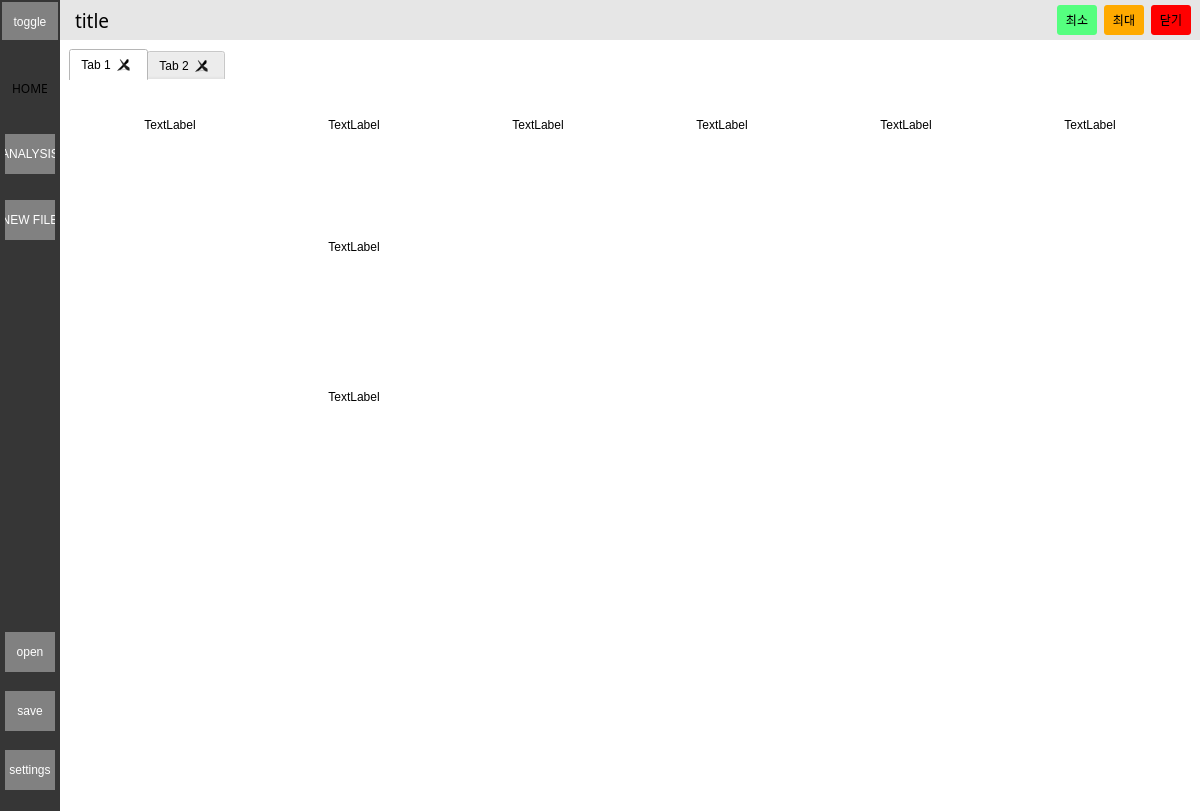
The window that test5.ui (youngwookSong/bwave_gui) describes before a commit, drawn with Qt 5.
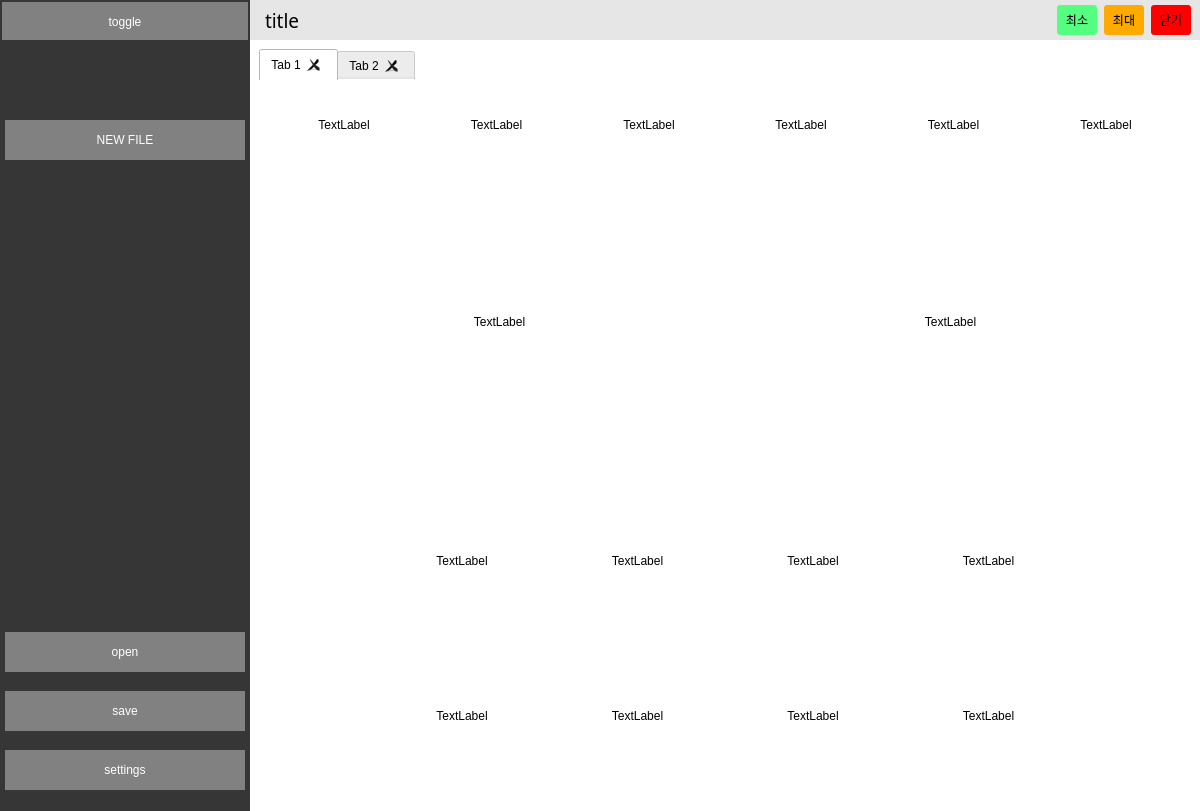
The same window after the commit. Icons and pictures are not drawn.

Patch:
```diff
--- a/test5.ui
+++ b/test5.ui
@@ -92,13 +92,13 @@
            <widget class="QFrame" name="frame_left_menu">
             <property name="minimumSize">
              <size>
-              <width>60</width>
+              <width>250</width>
               <height>0</height>
              </size>
             </property>
             <property name="maximumSize">
              <size>
-              <width>60</width>
+              <width>250</width>
               <height>16777215</height>
              </size>
             </property>
@@ -208,7 +208,7 @@
                <property name="maximumSize">
                 <size>
                  <width>16777215</width>
-                 <height>230</height>
+                 <height>200</height>
                 </size>
                </property>
                <property name="frameShape">
@@ -233,68 +233,6 @@
                 <property name="bottomMargin">
                  <number>2</number>
                 </property>
-                <item>
-                 <widget class="QPushButton" name="btn_home">
-                  <property name="minimumSize">
-                   <size>
-                    <width>0</width>
-                    <height>40</height>
-                   </size>
-                  </property>
-                  <property name="font">
-                   <font>
-                    <family>맑은 고딕</family>
-                    <pointsize>9</pointsize>
-                    <italic>false</italic>
-                    <bold>false</bold>
-                   </font>
-                  </property>
-                  <property name="styleSheet">
-                   <string notr="true">QPushButton{
-	font: 75 9pt &quot;맑은 고딕&quot;;
-	color: rgb(255, 255, 255);
-	
-	background-color: rgb(129, 129, 129);
-	border:0px solid;
-}
-QPushButton:hover{
-	
-	background-color: rgb(152, 255, 140);
-}btn</string>
-                  </property>
-                  <property name="text">
-                   <string>HOME</string>
-                  </property>
-                  <property name="default">
-                   <bool>false</bool>
-                  </property>
-                 </widget>
-                </item>
-                <item>
-                 <widget class="QPushButton" name="btn_anal">
-                  <property name="minimumSize">
-                   <size>
-                    <width>0</width>
-                    <height>40</height>
-                   </size>
-                  </property>
-                  <property name="styleSheet">
-                   <string notr="true">QPushButton{
-	color: rgb(255, 255, 255);
-	
-	background-color: rgb(129, 129, 129);
-	border:0px solid;
-}
-QPushButton:hover{
-	
-	background-color: rgb(152, 255, 140);
-}</string>
-                  </property>
-                  <property name="text">
-                   <string>ANALYSIS</string>
-                  </property>
-                 </widget>
-                </item>
                 <item>
                  <widget class="QPushButton" name="btn_new_file">
                   <property name="minimumSize">
@@ -1109,21 +1047,102 @@
                         <enum>QFrame::Raised</enum>
                        </property>
                        <layout class="QHBoxLayout" name="horizontalLayout_5">
-                        <property name="spacing">
-                         <number>0</number>
-                        </property>
-                        <property name="leftMargin">
-                         <number>0</number>
-                        </property>
-                        <property name="topMargin">
-                         <number>0</number>
-                        </property>
-                        <property name="rightMargin">
-                         <number>0</number>
-                        </property>
-                        <property name="bottomMargin">
-                         <number>0</number>
-                        </property>
+                        <item>
+                         <widget class="QFrame" name="frame_9">
+                          <property name="frameShape">
+                           <enum>QFrame::StyledPanel</enum>
+                          </property>
+                          <property name="frameShadow">
+                           <enum>QFrame::Raised</enum>
+                          </property>
+                          <layout class="QHBoxLayout" name="horizontalLayout_9">
+                           <property name="spacing">
+                            <number>0</number>
+                           </property>
+                           <property name="leftMargin">
+                            <number>0</number>
+                           </property>
+                           <property name="topMargin">
+                            <number>0</number>
+                           </property>
+                           <property name="rightMargin">
+                            <number>0</number>
+                           </property>
+                           <property name="bottomMargin">
+                            <number>0</number>
+                           </property>
+                           <item>
+                            <widget class="QFrame" name="frame_26">
+                             <property name="maximumSize">
+                              <size>
+                               <width>100</width>
+                               <height>16777215</height>
+                              </size>
+                             </property>
+                             <property name="frameShape">
+                              <enum>QFrame::StyledPanel</enum>
+                             </property>
+                             <property name="frameShadow">
+                              <enum>QFrame::Raised</enum>
+                             </property>
+                            </widget>
+                           </item>
+                           <item>
+                            <widget class="QFrame" name="frame_27">
+                             <property name="frameShape">
+                              <enum>QFrame::StyledPanel</enum>
+                             </property>
+                             <property name="frameShadow">
+                              <enum>QFrame::Raised</enum>
+                             </property>
+                             <layout class="QHBoxLayout" name="horizontalLayout_10">
+                              <property name="spacing">
+                               <number>0</number>
+                              </property>
+                              <property name="leftMargin">
+                               <number>0</number>
+                              </property>
+                              <property name="topMargin">
+                               <number>0</number>
+                              </property>
+                              <property name="rightMargin">
+                               <number>0</number>
+                              </property>
+                              <property name="bottomMargin">
+                               <number>0</number>
+                              </property>
+                              <item>
+                               <widget class="QLabel" name="label_9">
+                                <property name="text">
+                                 <string>TextLabel</string>
+                                </property>
+                                <property name="alignment">
+                                 <set>Qt::AlignCenter</set>
+                                </property>
+                               </widget>
+                              </item>
+                             </layout>
+                            </widget>
+                           </item>
+                           <item>
+                            <widget class="QFrame" name="frame_28">
+                             <property name="maximumSize">
+                              <size>
+                               <width>100</width>
+                               <height>16777215</height>
+                              </size>
+                             </property>
+                             <property name="frameShape">
+                              <enum>QFrame::StyledPanel</enum>
+                             </property>
+                             <property name="frameShadow">
+                              <enum>QFrame::Raised</enum>
+                             </property>
+                            </widget>
+                           </item>
+                          </layout>
+                         </widget>
+                        </item>
                         <item>
                          <widget class="QFrame" name="frame_8">
                           <property name="frameShape">
@@ -1134,17 +1153,7 @@
                           </property>
                           <layout class="QVBoxLayout" name="verticalLayout_18">
                            <item>
-                            <widget class="QLabel" name="label_7">
-                             <property name="text">
-                              <string>TextLabel</string>
-                             </property>
-                             <property name="alignment">
-                              <set>Qt::AlignCenter</set>
-                             </property>
-                            </widget>
-                           </item>
-                           <item>
-                            <widget class="QLabel" name="label_8">
+                            <widget class="QLabel" name="label_16">
                              <property name="text">
                               <string>TextLabel</string>
                              </property>
@@ -1156,16 +1165,6 @@
                           </layout>
                          </widget>
                         </item>
-                        <item>
-                         <widget class="QFrame" name="frame_9">
-                          <property name="frameShape">
-                           <enum>QFrame::StyledPanel</enum>
-                          </property>
-                          <property name="frameShadow">
-                           <enum>QFrame::Raised</enum>
-                          </property>
-                         </widget>
-                        </item>
                        </layout>
                       </widget>
                      </item>
@@ -1195,6 +1194,12 @@
                         </property>
                         <item>
                          <widget class="QFrame" name="frame_10">
+                          <property name="maximumSize">
+                           <size>
+                            <width>100</width>
+                            <height>16777215</height>
+                           </size>
+                          </property>
                           <property name="frameShape">
                            <enum>QFrame::StyledPanel</enum>
                           </property>
@@ -1205,6 +1210,143 @@
                         </item>
                         <item>
                          <widget class="QFrame" name="frame_11">
+                          <property name="frameShape">
+                           <enum>QFrame::StyledPanel</enum>
+                          </property>
+                          <property name="frameShadow">
+                           <enum>QFrame::Raised</enum>
+                          </property>
+                          <layout class="QVBoxLayout" name="verticalLayout_20">
+                           <property name="spacing">
+                            <number>0</number>
+                           </property>
+                           <property name="leftMargin">
+                            <number>0</number>
+                           </property>
+                           <property name="topMargin">
+                            <number>0</number>
+                           </property>
+                           <property name="rightMargin">
+                            <number>0</number>
+                           </property>
+                           <property name="bottomMargin">
+                            <number>0</number>
+                           </property>
+                           <item>
+                            <widget class="QFrame" name="frame_30">
+                             <property name="frameShape">
+                              <enum>QFrame::StyledPanel</enum>
+                             </property>
+                             <property name="frameShadow">
+                              <enum>QFrame::Raised</enum>
+                             </property>
+                             <layout class="QHBoxLayout" name="horizontalLayout_11">
+                              <item>
+                               <widget class="QLabel" name="label_7">
+                                <property name="text">
+                                 <string>TextLabel</string>
+                                </property>
+                                <property name="alignment">
+                                 <set>Qt::AlignCenter</set>
+                                </property>
+                               </widget>
+                              </item>
+                              <item>
+                               <widget class="QLabel" name="label_8">
+                                <property name="text">
+                                 <string>TextLabel</string>
+                                </property>
+                                <property name="alignment">
+                                 <set>Qt::AlignCenter</set>
+                                </property>
+                               </widget>
+                              </item>
+                              <item>
+                               <widget class="QLabel" name="label_10">
+                                <property name="text">
+                                 <string>TextLabel</string>
+                                </property>
+                                <property name="alignment">
+                                 <set>Qt::AlignCenter</set>
+                                </property>
+                               </widget>
+                              </item>
+                              <item>
+                               <widget class="QLabel" name="label_11">
+                                <property name="text">
+                                 <string>TextLabel</string>
+                                </property>
+                                <property name="alignment">
+                                 <set>Qt::AlignCenter</set>
+                                </property>
+                               </widget>
+                              </item>
+                             </layout>
+                            </widget>
+                           </item>
+                           <item>
+                            <widget class="QFrame" name="frame_31">
+                             <property name="frameShape">
+                              <enum>QFrame::StyledPanel</enum>
+                             </property>
+                             <property name="frameShadow">
+                              <enum>QFrame::Raised</enum>
+                             </property>
+                             <layout class="QHBoxLayout" name="horizontalLayout_12">
+                              <item>
+                               <widget class="QLabel" name="label_12">
+                                <property name="text">
+                                 <string>TextLabel</string>
+                                </property>
+                                <property name="alignment">
+                                 <set>Qt::AlignCenter</set>
+                                </property>
+                               </widget>
+                              </item>
+                              <item>
+                               <widget class="QLabel" name="label_13">
+                                <property name="text">
+                                 <string>TextLabel</string>
+                                </property>
+                                <property name="alignment">
+                                 <set>Qt::AlignCenter</set>
+                                </property>
+                               </widget>
+                              </item>
+                              <item>
+                               <widget class="QLabel" name="label_14">
+                                <property name="text">
+                                 <string>TextLabel</string>
+                                </property>
+                                <property name="alignment">
+                                 <set>Qt::AlignCenter</set>
+                                </property>
+                               </widget>
+                              </item>
+                              <item>
+                               <widget class="QLabel" name="label_15">
+                                <property name="text">
+                                 <string>TextLabel</string>
+                                </property>
+                                <property name="alignment">
+                                 <set>Qt::AlignCenter</set>
+                                </property>
+                               </widget>
+                              </item>
+                             </layout>
+                            </widget>
+                           </item>
+                          </layout>
+                         </widget>
+                        </item>
+                        <item>
+                         <widget class="QFrame" name="frame_29">
+                          <property name="maximumSize">
+                           <size>
+                            <width>100</width>
+                            <height>16777215</height>
+                           </size>
+                          </property>
                           <property name="frameShape">
                            <enum>QFrame::StyledPanel</enum>
                           </property>
```
